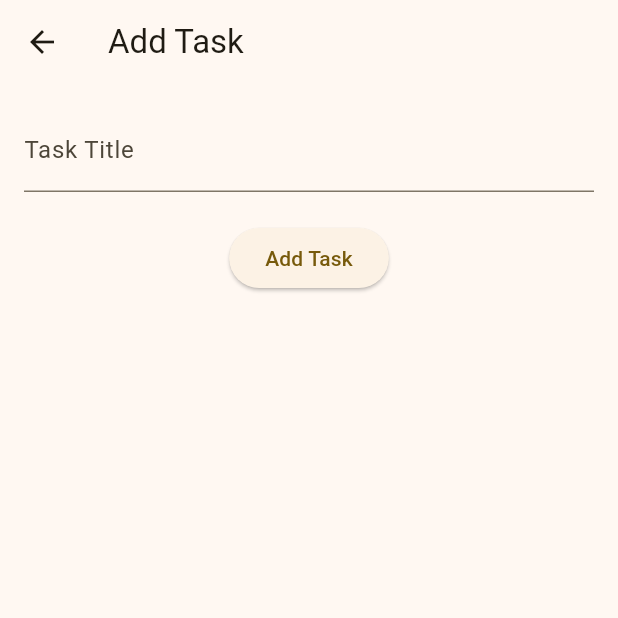
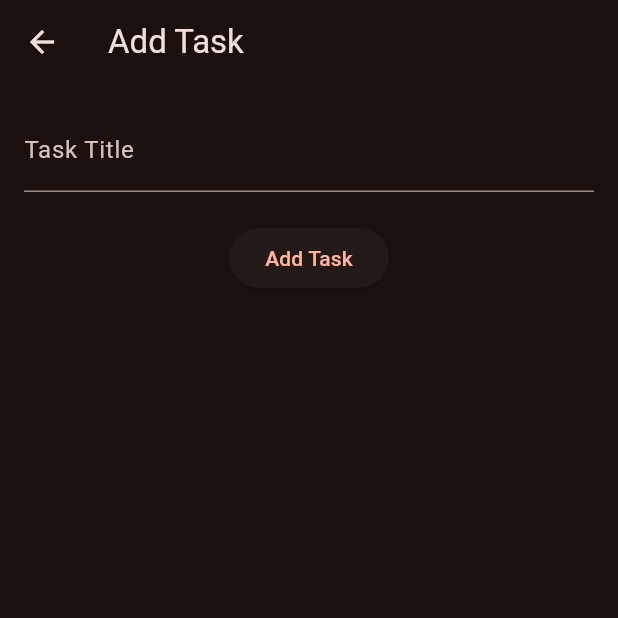
Before and after one commit to niluved/ToDo-app, a Flutter app: the screen it shows after launch, after a tap on the "add" icon, on a phone screen of 412 x 824 dp, the top half of it. Run offline on Flutter 3.47's test engine with Material 3 defaults, Android fonts, the phone set to English and light mode, and no system bars.

Commit message:
switches and theme

```diff
--- a/lib/main.dart
+++ b/lib/main.dart
@@ -1,6 +1,7 @@
 import 'package:flutter/material.dart';
 import 'package:provider/provider.dart';
 import 'package:testapp/pages/first_page.dart';
+import '/utils/constants.dart';
 import 'models/task_provider.dart';
 
 void main() {
@@ -16,11 +17,11 @@ class MyApp extends StatelessWidget {
     return ChangeNotifierProvider(
       create: (context) => TaskProvider(),
       child: MaterialApp(
+        debugShowCheckedModeBanner: false,
         title: 'Flutter ToDo App',
-        theme: ThemeData(
-          colorScheme: ColorScheme.fromSeed(seedColor: Colors.amber),
-          useMaterial3: true,
-        ),
+        theme: lightTheme,
+        darkTheme: darkTheme,
+        themeMode: ThemeMode.dark,
         home: const FirstPage(),
       ),
     );
--- a/lib/pages/first_page.dart
+++ b/lib/pages/first_page.dart
@@ -21,13 +21,20 @@ class _FirstPageState extends State<FirstPage> {
   Widget build(BuildContext context) {
     return Scaffold(
       appBar: AppBar(
-        title: const Text('To-Do List'),
+        title: const Text('ToDo List'),
         elevation: 5,
       ),
       body: FutureBuilder<void>(
           future: readTasksFromfile(),
           builder: (context, snapshot) {
             if (snapshot.connectionState == ConnectionState.done) {
+              // Check if there is an error
+              if (snapshot.hasError) {
+                return Center(
+                  child: Text('Error: ${snapshot.error}'),
+                );
+              }
+              // altrimenti ritorna la lista
               return const TaskList();
             } else {
               return const Center(child: CircularProgressIndicator());
--- /dev/null
+++ b/lib/utils/constants.dart
@@ -0,0 +1,21 @@
+import 'package:flutter/material.dart';
+
+final ThemeData lightTheme = ThemeData(
+  colorScheme: ColorScheme.fromSeed(
+    seedColor: Colors.deepOrange,
+    secondary: Colors.green,
+    tertiary: Colors.indigo,
+    brightness: Brightness.light,
+  ),
+  useMaterial3: true,
+);
+
+final ThemeData darkTheme = ThemeData(
+  colorScheme: ColorScheme.fromSeed(
+    seedColor: Colors.deepOrange,
+    secondary: Colors.green,
+    tertiary: Colors.indigo,
+    brightness: Brightness.dark,
+  ),
+  useMaterial3: true,
+);
```
Also changed, not shown: lib/pages/tasks_list.dart (+24 -12 lines).
